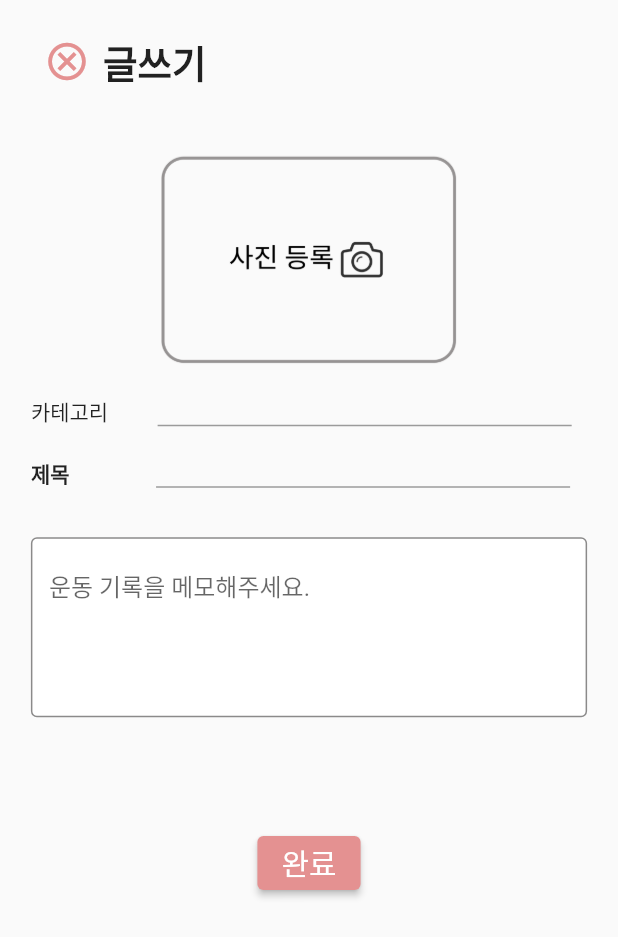
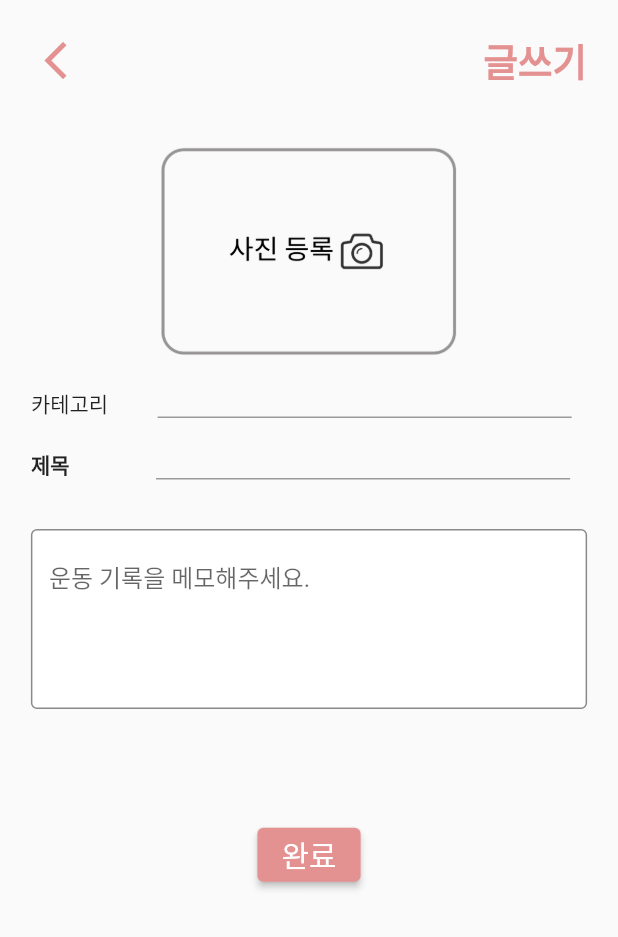
Before and after one commit to ParkSangbeomm/LetsExercise, a Flutter app: the Writing screen opened directly, on a phone screen of 412 x 824 dp. Shown: the top 937 px of the screen. Run offline on Flutter 3.47's test engine with Material 2 defaults, Android fonts, the phone set to English and light mode, and no system bars; our stand-ins replace cloud_firestore, firebase_auth, firebase_core, firebase_storage, google_maps_flutter, google_sign_in and 3 more; missing offline and left inert: simple_gesture_detector; accounts and stored records are empty.

Commit message:
mypage things 2021/12/12

```diff
--- a/organization_chat_app/lib/app.dart
+++ b/organization_chat_app/lib/app.dart
@@ -13,6 +13,7 @@ class ExerciseApp extends StatelessWidget {
   @override
   Widget build(BuildContext context) {
     return MaterialApp(
+      debugShowCheckedModeBanner: false,
       title: 'team25',
       home: Navigationbar(),
       initialRoute: '/login',
--- a/organization_chat_app/lib/exercise_calendar.dart
+++ b/organization_chat_app/lib/exercise_calendar.dart
@@ -154,7 +154,6 @@ class _exercise_calendarState extends State<exercise_calendar> {
                   valueListenable: _selectedEvents,
                   builder: (context, value, _) {
                     if (value.length != 0) {
-                      value.length = 1;
                       return ListView.builder(
                         itemCount: value.length,
                         itemBuilder: (context, index) {
@@ -215,7 +214,7 @@ class _exercise_calendarState extends State<exercise_calendar> {
                         },
                       );
                     } else {
-                      return Column(
+                      return SingleChildScrollView( child: Column(
                         children: [
                           SizedBox(
                             height: 5, // 높이 추가
@@ -265,7 +264,7 @@ class _exercise_calendarState extends State<exercise_calendar> {
                             ),
                           ),
                         ],
-                      );
+                      ));
                     }
                     ;
                   },
--- a/organization_chat_app/lib/login.dart
+++ b/organization_chat_app/lib/login.dart
@@ -81,10 +81,10 @@ class _LoginPageState extends State<LoginPage> {
                         }
                       });
                     },
-                    child: Text("페이스북으로 로그인", style: TextStyle(fontSize: 13)),
+                    child: Text("구글로 로그인", style: TextStyle(fontSize: 13)),
                     style: ElevatedButton.styleFrom(
                       primary: Color(0xff4A6ADC),
-                      padding: EdgeInsets.fromLTRB(96, 0, 96, 0),
+                      padding: EdgeInsets.fromLTRB(113, 0, 113, 0),
                     ),
                   ),
                   SizedBox(height:20),
--- a/organization_chat_app/lib/management.dart
+++ b/organization_chat_app/lib/management.dart
@@ -278,6 +278,7 @@ class _findFriendsState extends State<findFriends> {
                 onChanged: (value) {
                   setState(() {
                     nickname = value;
+
                   });
                 }
             ),
@@ -374,7 +375,8 @@ class friends extends StatelessWidget {
                           highlightColor: Colors.transparent,icon: Icon(icon2, color: const Color(0xffe49191)), onPressed: () {},)
                       else
                         IconButton(splashColor: Colors.transparent,
-                          highlightColor: Colors.transparent,icon: Icon(icon2), onPressed: () {},),
+                          highlightColor: Colors.transparent,icon: Icon(icon2), onPressed: () {Scaffold.of(context)
+                              .showSnackBar(const SnackBar(content: Text("친구 요청을 보냈습니다!!"), backgroundColor: const Color(0xffe49191)));},),
                     ],
                   ),
                 )
--- a/organization_chat_app/lib/mypage.dart
+++ b/organization_chat_app/lib/mypage.dart
@@ -275,8 +275,8 @@ class _MyPageState extends State<MyPage> {
                                                 Row(
                                                   children: <Widget>[
                                                     //SizedBox(width: MediaQuery.of(context).size.width * 0.03),
-                                                    const Text("체중", style: TextStyle(fontSize: 14, fontWeight: FontWeight.bold)),
-                                                    SizedBox(width: MediaQuery.of(context).size.width * 0.07),
+                                                    const Text("체지방", style: TextStyle(fontSize: 14, fontWeight: FontWeight.bold)),
+                                                    SizedBox(width: MediaQuery.of(context).size.width * 0.04),
                                                     SizedBox(
                                                       width: MediaQuery.of(context).size.width * 0.5,
                                                       child: TextField(
--- a/organization_chat_app/lib/writing.dart
+++ b/organization_chat_app/lib/writing.dart
@@ -34,27 +34,29 @@ class _WritingState extends State<Writing> {
               Padding(
                 padding: EdgeInsets.fromLTRB(
                     MediaQuery.of(context).size.width * 0.05,
-                    0,
+                    MediaQuery.of(context).size.height * 0.02,
                     MediaQuery.of(context).size.width * 0.05,
-                    0.0),
+                    MediaQuery.of(context).size.height * 0.015),
                 child: Row(
                   children: <Widget>[
                     IconButton(
                       splashColor: Colors.transparent,
                       highlightColor: Colors.transparent,
                       icon: const Icon(
-                        Icons.cancel_outlined,
+                        Icons.arrow_back_ios,
                         color: Color(0xffe49191),
                         size: 30,
                       ),
-                      onPressed: () {
+                      onPressed: (){
                         Navigator.pop(context);
                       },
                     ),
-                    SizedBox(height: MediaQuery.of(context).size.width * 0.2),
-                    const Text("글쓰기", textAlign: TextAlign.right, style: TextStyle(fontSize: 25, fontWeight: FontWeight.bold)),
-                    SizedBox(width: MediaQuery.of(context).size.width * 0.35),
-                    ],
+                    Spacer(),
+                    const Text("글쓰기", textAlign: TextAlign.right,
+                        style: TextStyle(color: Color(0xffe49191),
+                            fontSize: 25,
+                            fontWeight: FontWeight.bold)),
+                  ],
                 ),
               ),
               Padding(
```
Also changed, not shown: organization_chat_app/lib/community_detail.dart (+2 -7 lines), organization_chat_app/lib/home.dart (+23 -22 lines).
